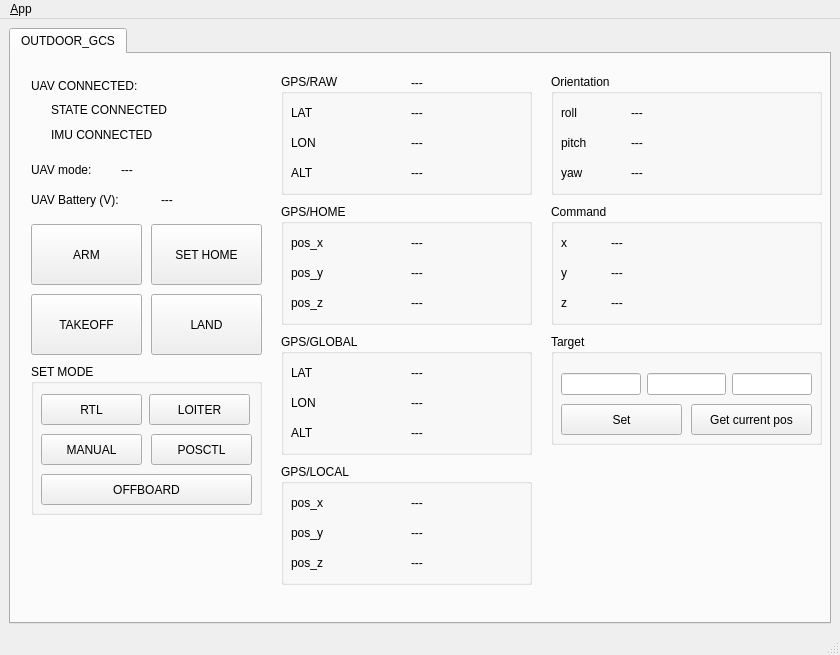
Qt form ui/main_window.ui (chenc159/outdoor_gcs) before a commit.
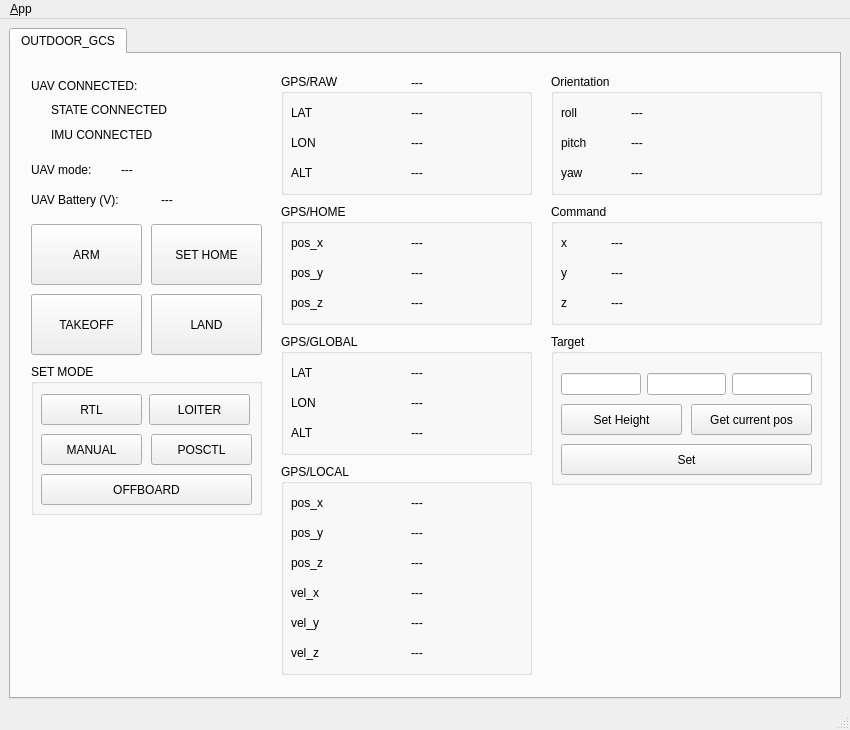
The same form after that commit. Icons and pictures are not drawn.

What changed in the file:
```diff
--- a/ui/main_window.ui
+++ b/ui/main_window.ui
@@ -6,8 +6,8 @@
    <rect>
     <x>0</x>
     <y>0</y>
-    <width>840</width>
-    <height>655</height>
+    <width>850</width>
+    <height>730</height>
    </rect>
   </property>
   <property name="windowTitle">
@@ -371,7 +371,7 @@
           <x>270</x>
           <y>410</y>
           <width>251</width>
-          <height>121</height>
+          <height>211</height>
          </rect>
         </property>
         <property name="title">
@@ -455,6 +455,84 @@
           <string>pos_z</string>
          </property>
         </widget>
+        <widget class="QLabel" name="localvx">
+         <property name="geometry">
+          <rect>
+           <x>130</x>
+           <y>120</y>
+           <width>111</width>
+           <height>17</height>
+          </rect>
+         </property>
+         <property name="text">
+          <string>---</string>
+         </property>
+        </widget>
+        <widget class="QLabel" name="localvy">
+         <property name="geometry">
+          <rect>
+           <x>130</x>
+           <y>150</y>
+           <width>111</width>
+           <height>17</height>
+          </rect>
+         </property>
+         <property name="text">
+          <string>---</string>
+         </property>
+        </widget>
+        <widget class="QLabel" name="localvz">
+         <property name="geometry">
+          <rect>
+           <x>130</x>
+           <y>180</y>
+           <width>111</width>
+           <height>17</height>
+          </rect>
+         </property>
+         <property name="text">
+          <string>---</string>
+         </property>
+        </widget>
+        <widget class="QLabel" name="velx_title">
+         <property name="geometry">
+          <rect>
+           <x>10</x>
+           <y>120</y>
+           <width>67</width>
+           <height>17</height>
+          </rect>
+         </property>
+         <property name="text">
+          <string>vel_x</string>
+         </property>
+        </widget>
+        <widget class="QLabel" name="vely_title">
+         <property name="geometry">
+          <rect>
+           <x>10</x>
+           <y>150</y>
+           <width>67</width>
+           <height>17</height>
+          </rect>
+         </property>
+         <property name="text">
+          <string>vel_y</string>
+         </property>
+        </widget>
+        <widget class="QLabel" name="velz_title">
+         <property name="geometry">
+          <rect>
+           <x>10</x>
+           <y>180</y>
+           <width>67</width>
+           <height>17</height>
+          </rect>
+         </property>
+         <property name="text">
+          <string>vel_z</string>
+         </property>
+        </widget>
        </widget>
        <widget class="QGroupBox" name="GPS_4">
         <property name="geometry">
@@ -553,7 +631,7 @@
           <x>540</x>
           <y>280</y>
           <width>271</width>
-          <height>111</height>
+          <height>151</height>
          </rect>
         </property>
         <property name="title">
@@ -584,8 +662,8 @@
          <property name="geometry">
           <rect>
            <x>10</x>
-           <y>70</y>
-           <width>121</width>
+           <y>110</y>
+           <width>251</width>
            <height>31</height>
           </rect>
          </property>
@@ -606,6 +684,19 @@
           <string>Get current pos</string>
          </property>
         </widget>
+        <widget class="QPushButton" name="Button_Set_H">
+         <property name="geometry">
+          <rect>
+           <x>10</x>
+           <y>70</y>
+           <width>121</width>
+           <height>31</height>
+          </rect>
+         </property>
+         <property name="text">
+          <string>Set Height</string>
+         </property>
+        </widget>
        </widget>
        <widget class="QGroupBox" name="COMMAND">
         <property name="geometry">
@@ -891,7 +982,7 @@
     <rect>
      <x>0</x>
      <y>0</y>
-     <width>840</width>
+     <width>850</width>
      <height>22</height>
     </rect>
    </property>
```
